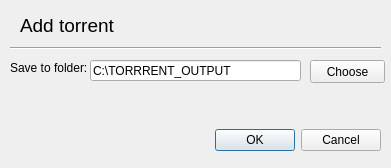
The window that lib/view/addtorrentdialog.ui (RdeWilde/JoyStream) describes before a commit, drawn with Qt 5.
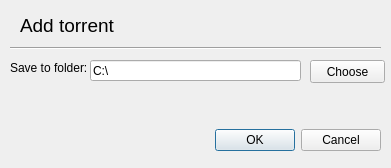
The same window after the commit.

Patch:
```diff
--- a/lib/view/addtorrentdialog.ui
+++ b/lib/view/addtorrentdialog.ui
@@ -48,7 +48,7 @@
     </rect>
    </property>
    <property name="text">
-    <string>C:\TORRRENT_OUTPUT</string>
+    <string>C:\</string>
    </property>
   </widget>
   <widget class="QLabel" name="saveToFolderLabel">
```
